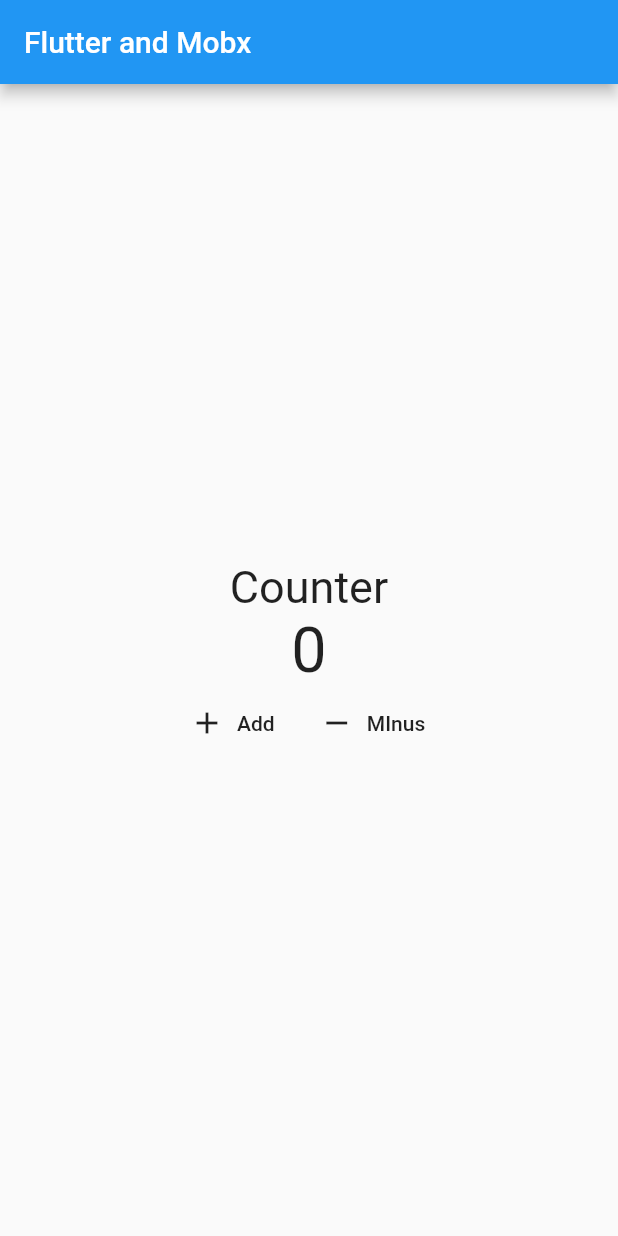
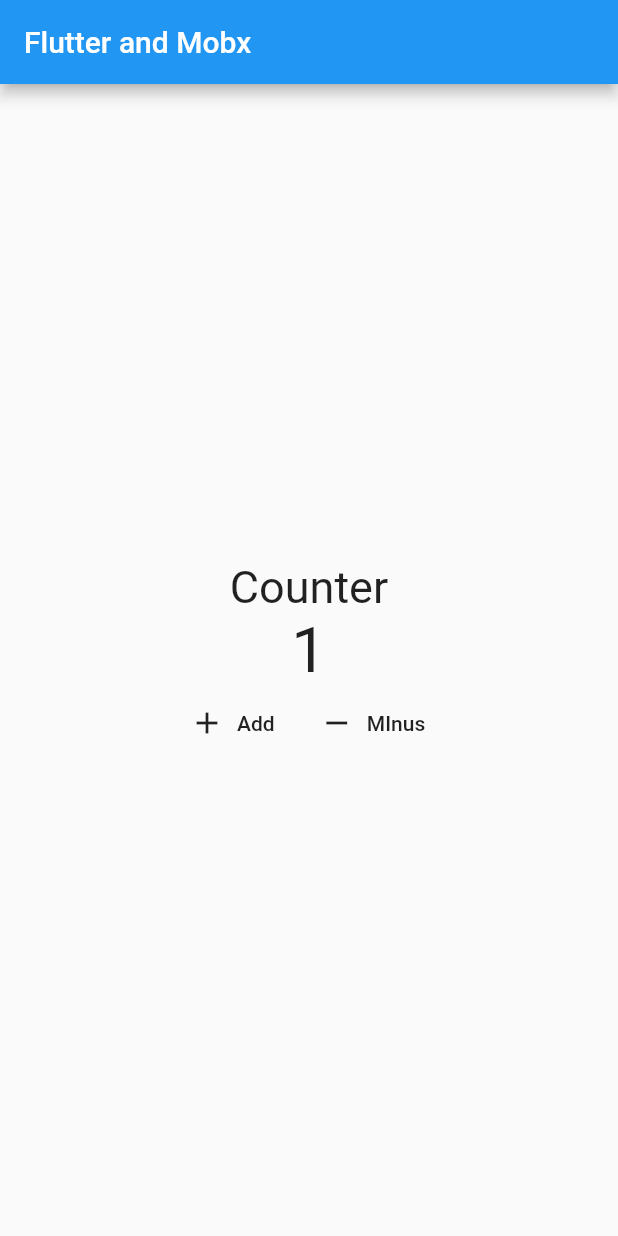
Before and after one commit to nargok/flutter_mobx_tutorial, a Flutter app: the screen it shows after launch, after a tap on "Add", on a phone screen of 412 x 824 dp. Run offline on Flutter 3.47's test engine with Material 2 defaults, Android fonts, the phone set to English and light mode, and no system bars; our stand-ins replace flutter_mobx, mobx; generated files the repository leaves out were written again.

Commit message:
use coutner store

```diff
--- a/lib/pages/coutner_page.dart
+++ b/lib/pages/coutner_page.dart
@@ -1,7 +1,11 @@
+import 'package:mobxtutorial/store/counter/counter.dart';
 import 'package:flutter/cupertino.dart';
 import 'package:flutter/material.dart';
+import 'package:flutter_mobx/flutter_mobx.dart';
 
 class CounterPage extends StatelessWidget {
+  final Counter counter = Counter();
+
   @override
   Widget build(BuildContext context) {
     return Scaffold(
@@ -16,19 +20,21 @@ class CounterPage extends StatelessWidget {
               'Counter',
               style: TextStyle(fontSize: 30.0),
             ),
-            Text(
-              '0',
-              style: TextStyle(fontSize: 42.0),
+            Observer(
+              builder: (_) => Text(
+                '${counter.count}',
+                style: TextStyle(fontSize: 42.0),
+              ),
             ),
             Row(
               mainAxisAlignment: MainAxisAlignment.center,
               children: <Widget>[
                 FlatButton.icon(
-                    onPressed: () {},
+                    onPressed: counter.increment,
                     icon: Icon(Icons.add),
                     label: Text('Add')),
                 FlatButton.icon(
-                    onPressed: () {},
+                    onPressed: counter.decrement,
                     icon: Icon(Icons.remove),
                     label: Text('MInus')),
               ],
```
